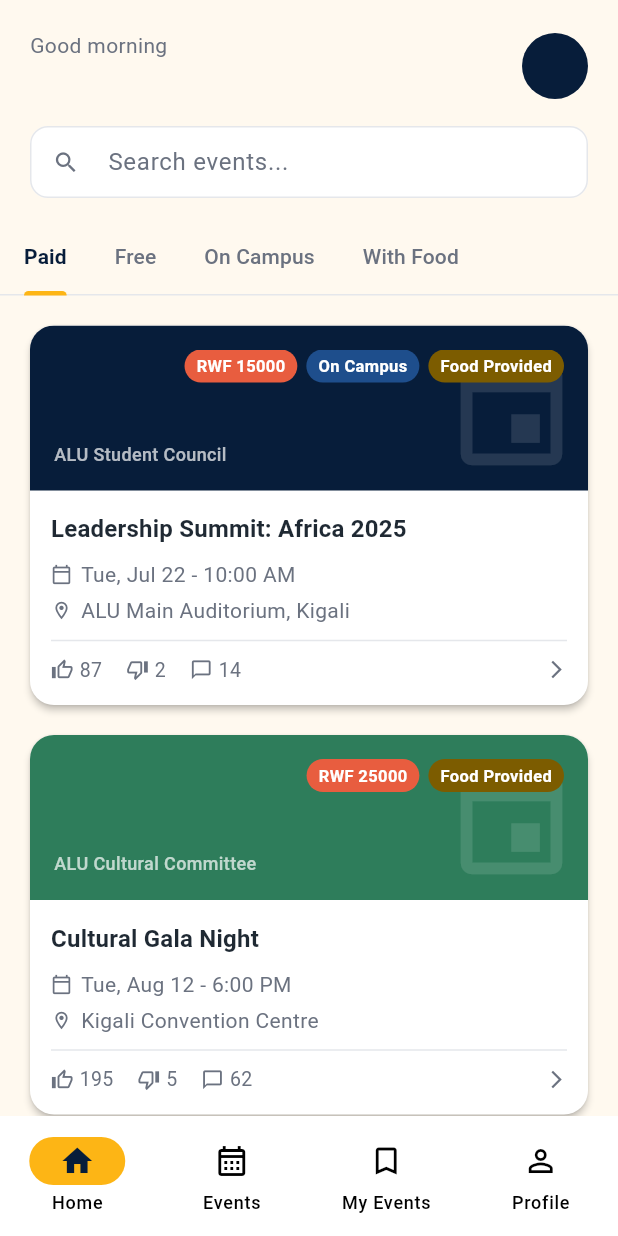
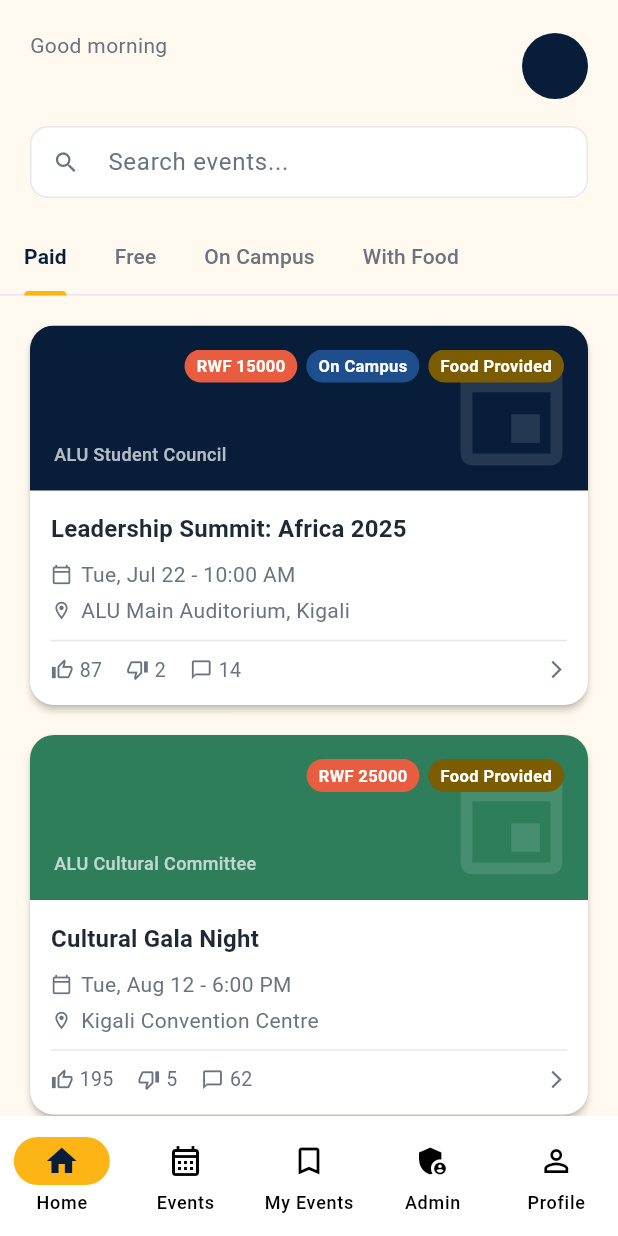
Before and after one commit to nkem-slim/alu-formative-assignment1, a Flutter app: the screen it shows after launch, after a tap on "Skip", on a phone screen of 412 x 824 dp. Run offline on Flutter 3.47's test engine with Material 3 defaults, Android fonts, the phone set to English and light mode, and no system bars; our stand-ins replace shared_preferences; accounts and stored records are empty.

Commit message:
Create: start the UI page for the admin UI

```diff
--- a/lib/main_shell.dart
+++ b/lib/main_shell.dart
@@ -5,6 +5,7 @@ import 'features/home/presentation/screens/home_screen.dart';
 import 'features/events/presentation/screens/events_screen.dart';
 import 'features/my_events/presentation/screens/my_events_screen.dart';
 import 'features/profile/presentation/screens/profile_screen.dart';
+import 'features/home/presentation/screens/admin_page.dart';
 
 class MainShell extends StatefulWidget {
   final AuthService authService;
@@ -25,6 +26,7 @@ class _MainShellState extends State<MainShell> {
       HomeScreen(authService: widget.authService),
       const EventsScreen(),
       const MyEventsScreen(),
+      const AdminPage(),
       ProfileScreen(authService: widget.authService),
     ];
   }
@@ -60,6 +62,14 @@ class _MainShellState extends State<MainShell> {
             label: 'My Events',
           ),
           NavigationDestination(
+            selectedIcon: Icon(
+              Icons.admin_panel_settings,
+              color: AppColors.primary,
+            ),
+            icon: Icon(Icons.admin_panel_settings),
+            label: 'Admin',
+          ),
+          NavigationDestination(
             selectedIcon: Icon(Icons.person, color: AppColors.primary),
             icon: Icon(Icons.person_outline),
             label: 'Profile',
```
Also changed, not shown: lib/features/home/presentation/screens/admin_page.dart (added, +10 -0 lines), pubspec.lock, 1 other file.
